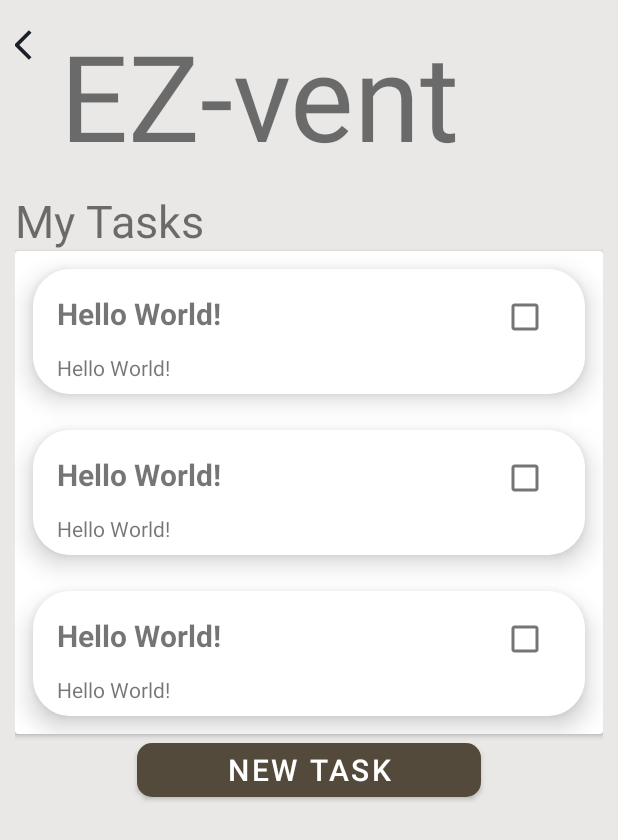
After one commit to liri9/hci_demo, an Android app: the layout activity_tasks.xml on its own in the app's theme, with its tools: preview values and no code run, on a phone screen of 412 x 824 dp. The commit adds this screen. Shown: the top 840 px of the screen. Run offline under Robolectric (Android 15) with nearby library versions, the phone set to English and light mode, and no system bars.

Commit message:
added tasks activity

```diff
--- a/app/src/main/AndroidManifest.xml
+++ b/app/src/main/AndroidManifest.xml
@@ -11,6 +11,12 @@
         android:supportsRtl="true"
         android:theme="@style/Theme.Hci_demo"
         tools:targetApi="31">
+        <activity
+            android:name=".ListTaskActivity"
+            android:exported="false" />
+        <activity
+            android:name=".TasksActivity"
+            android:exported="false" />
         <activity
             android:name=".NewUserTypeActivity"
             android:exported="false" />
@@ -43,7 +49,7 @@
             android:exported="false" />
         <activity
             android:name=".Org_MyEvent"
-            android:exported="false"/>
+            android:exported="false" />
         <activity
             android:name=".LoginActivity"
             android:exported="true">
--- /dev/null
+++ b/app/src/main/java/com/example/hci_demo/ListTaskActivity.java
@@ -0,0 +1,14 @@
+package com.example.hci_demo;
+
+import androidx.appcompat.app.AppCompatActivity;
+
+import android.os.Bundle;
+
+public class ListTaskActivity extends AppCompatActivity {
+
+    @Override
+    protected void onCreate(Bundle savedInstanceState) {
+        super.onCreate(savedInstanceState);
+        setContentView(R.layout.list_task);
+    }
+}
--- /dev/null
+++ b/app/src/main/java/com/example/hci_demo/TasksActivity.java
@@ -0,0 +1,14 @@
+package com.example.hci_demo;
+
+import androidx.appcompat.app.AppCompatActivity;
+
+import android.os.Bundle;
+
+public class TasksActivity extends AppCompatActivity {
+
+    @Override
+    protected void onCreate(Bundle savedInstanceState) {
+        super.onCreate(savedInstanceState);
+        setContentView(R.layout.activity_tasks);
+    }
+}
--- a/app/src/main/res/layout/activity_supplier.xml
+++ b/app/src/main/res/layout/activity_supplier.xml
@@ -90,12 +90,10 @@
 
                         app:layout_constraintTop_toTopOf="parent" />
 
-<!--                    <RatingBar-->
-<!--                        android:layout_width="wrap_content"-->
-<!--                        android:layout_height="wrap_content"-->
-<!--                        android:numStars="5"-->
-<!--                        android:progressTint="#FFEB39"-->
-<!--                        android:rating="4.5" />-->
+                    <androidx.appcompat.widget.LinearLayoutCompat
+                        android:layout_width="match_parent"
+                        android:gravity="center_horizontal"
+                        android:layout_height="wrap_content">
 
                         <TextView
                             android:id="@+id/supplier_rating"
@@ -104,12 +102,22 @@
 
                             android:layout_gravity="center"
                             android:background="#d2bea5"
-                        android:text="Rating: 🌟🌟🌟🌟🌟"
+                            android:text="Rating:"
                             android:textSize="15sp"
                             app:layout_constraintBottom_toBottomOf="parent"
                             app:layout_constraintEnd_toEndOf="parent"
                             app:layout_constraintStart_toStartOf="parent"
                             app:layout_constraintTop_toTopOf="parent" />
+
+                        <androidx.appcompat.widget.AppCompatRatingBar
+                            android:id="@+id/game_RTG_rating"
+                            style="@style/Widget.AppCompat.RatingBar.Small"
+                            android:layout_width="wrap_content"
+                            android:layout_height="wrap_content"
+                            android:progressTint="#FFF000"
+                            android:rating="4.5" />
+                    </androidx.appcompat.widget.LinearLayoutCompat>
+
                 </androidx.appcompat.widget.LinearLayoutCompat>
 
 
--- /dev/null
+++ b/app/src/main/res/layout/activity_tasks.xml
@@ -0,0 +1,88 @@
+<?xml version="1.0" encoding="utf-8"?>
+<RelativeLayout xmlns:android="http://schemas.android.com/apk/res/android"
+    xmlns:app="http://schemas.android.com/apk/res-auto"
+    xmlns:tools="http://schemas.android.com/tools"
+    android:layout_width="match_parent"
+    android:layout_height="match_parent"
+    android:background="#e9e8e6"
+
+    tools:context=".MainActivity">
+
+    <androidx.appcompat.widget.LinearLayoutCompat
+        android:layout_width="match_parent"
+        android:layout_height="match_parent"
+        android:orientation="vertical">
+
+        <androidx.appcompat.widget.LinearLayoutCompat
+            android:layout_width="match_parent"
+            android:layout_height="wrap_content"
+            android:layout_marginTop="10dp"
+            android:orientation="horizontal">
+
+            <com.google.android.material.button.MaterialButton
+                android:id="@+id/org_myEvent_BTN_back"
+                android:layout_width="30dp"
+                android:layout_height="40dp"
+                android:layout_gravity="start"
+                android:layout_marginStart="10dp"
+                android:background="@android:color/transparent"
+                app:icon="@drawable/baseline_arrow_back_ios_24"
+                app:iconGravity="textStart"
+                app:iconTint="#1B2028" />
+
+            <TextView
+                android:layout_width="wrap_content"
+                android:layout_height="wrap_content"
+                android:layout_gravity="center"
+
+                android:text="EZ-vent"
+                android:textSize="80sp"
+                app:layout_constraintBottom_toBottomOf="parent"
+                app:layout_constraintEnd_toEndOf="parent"
+                app:layout_constraintStart_toStartOf="parent"
+                app:layout_constraintTop_toTopOf="parent" />
+        </androidx.appcompat.widget.LinearLayoutCompat>
+
+        <androidx.appcompat.widget.LinearLayoutCompat
+            android:layout_width="match_parent"
+            android:layout_height="wrap_content"
+            android:layout_margin="10dp"
+            android:orientation="vertical">
+
+            <TextView
+                android:id="@+id/task_LBL_head"
+                android:layout_width="wrap_content"
+                android:layout_height="wrap_content"
+                android:text="My Tasks"
+
+                android:textSize="30dp" />
+
+            <androidx.cardview.widget.CardView
+                android:layout_width="match_parent"
+                android:layout_height="wrap_content">
+
+                <androidx.recyclerview.widget.RecyclerView
+                    android:id="@+id/tasks_LST_tasks"
+                    android:layout_width="match_parent"
+                    android:layout_height="match_parent"
+                    tools:listitem="@layout/list_task" />
+            </androidx.cardview.widget.CardView>
+
+            <com.google.android.material.button.MaterialButton
+                android:id="@+id/task_BTN_newTask"
+                android:layout_width="229dp"
+                android:layout_height="wrap_content"
+                android:layout_gravity="center"
+
+                android:paddingStart="60dp"
+                android:paddingEnd="60dp"
+                android:text="new task"
+                app:icon=""
+                android:textSize="20sp"
+                app:backgroundTint="#534a3c"
+                app:cornerRadius="10dp" />
+
+        </androidx.appcompat.widget.LinearLayoutCompat>
+
+    </androidx.appcompat.widget.LinearLayoutCompat>
+</RelativeLayout>
--- /dev/null
+++ b/app/src/main/res/layout/list_task.xml
@@ -0,0 +1,70 @@
+
+<?xml version="1.0" encoding="utf-8"?>
+<com.google.android.material.card.MaterialCardView xmlns:android="http://schemas.android.com/apk/res/android"
+    xmlns:app="http://schemas.android.com/apk/res-auto"
+    xmlns:tools="http://schemas.android.com/tools"
+    android:layout_width="match_parent"
+    android:layout_height="wrap_content"
+    android:layout_margin="12dp"
+    app:cardCornerRadius="25dp"
+    app:cardElevation="10dp"
+    app:strokeWidth="0dp">
+
+    <androidx.appcompat.widget.LinearLayoutCompat
+        android:layout_width="match_parent"
+        android:layout_height="wrap_content"
+        android:background="#FFFFFF"
+        android:orientation="vertical">
+
+
+        <androidx.appcompat.widget.LinearLayoutCompat
+            android:layout_width="match_parent"
+            android:layout_height="wrap_content"
+            android:orientation="vertical"
+            android:paddingHorizontal="16dp"
+            android:paddingVertical="8dp">
+
+            <androidx.appcompat.widget.LinearLayoutCompat
+                android:layout_width="match_parent"
+                android:layout_height="wrap_content"
+                android:orientation="horizontal">
+
+                <com.google.android.material.textview.MaterialTextView
+                    android:id="@+id/task_LBL_name"
+                    android:layout_width="match_parent"
+                    android:layout_height="wrap_content"
+                    android:layout_marginEnd="8dp"
+                    android:layout_weight="1"
+                    android:ellipsize="end"
+                    android:gravity="bottom"
+                    android:maxLines="1"
+                    android:minLines="1"
+                    android:text="Hello World!"
+                    android:textSize="20sp"
+                    android:textStyle="bold" />
+
+                <CheckBox
+                    android:layout_width="wrap_content"
+                    android:layout_height="wrap_content" />
+            </androidx.appcompat.widget.LinearLayoutCompat>
+
+            <com.google.android.material.textview.MaterialTextView
+                android:id="@+id/game_LBL_description"
+                android:layout_width="match_parent"
+                android:layout_height="match_parent"
+                android:layout_weight="1"
+                android:ellipsize="end"
+                android:gravity="bottom"
+                android:maxLines="1"
+                android:text="Hello World!"
+                android:textSize="14sp" />
+
+
+
+
+        </androidx.appcompat.widget.LinearLayoutCompat>
+
+    </androidx.appcompat.widget.LinearLayoutCompat>
+
+
+</com.google.android.material.card.MaterialCardView>
```
Lines whose indentation alone changed are shown as unchanged.
